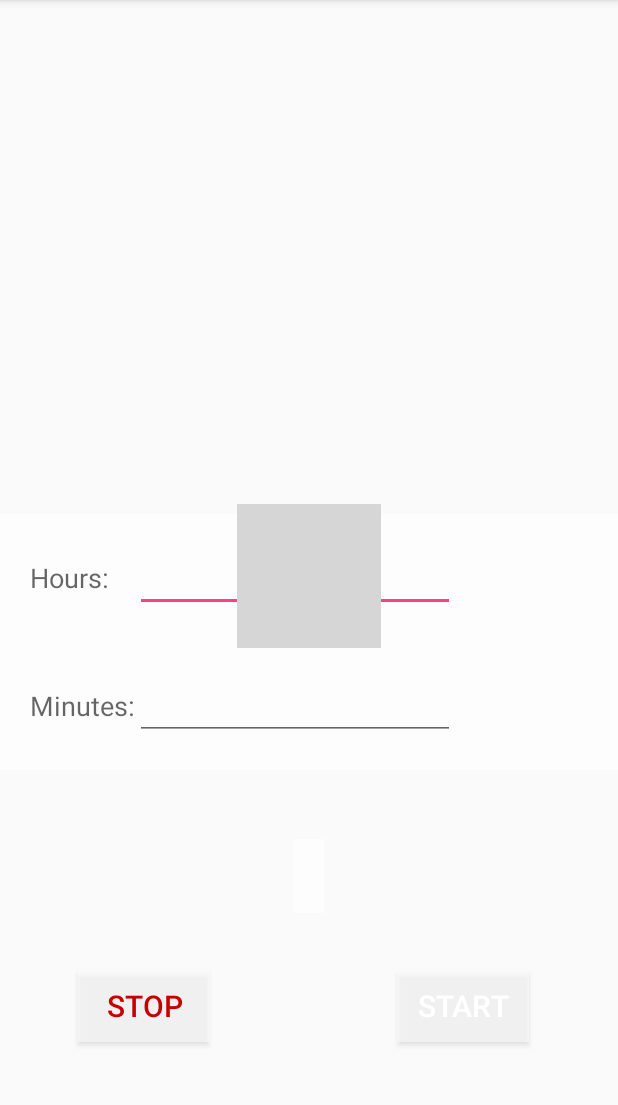
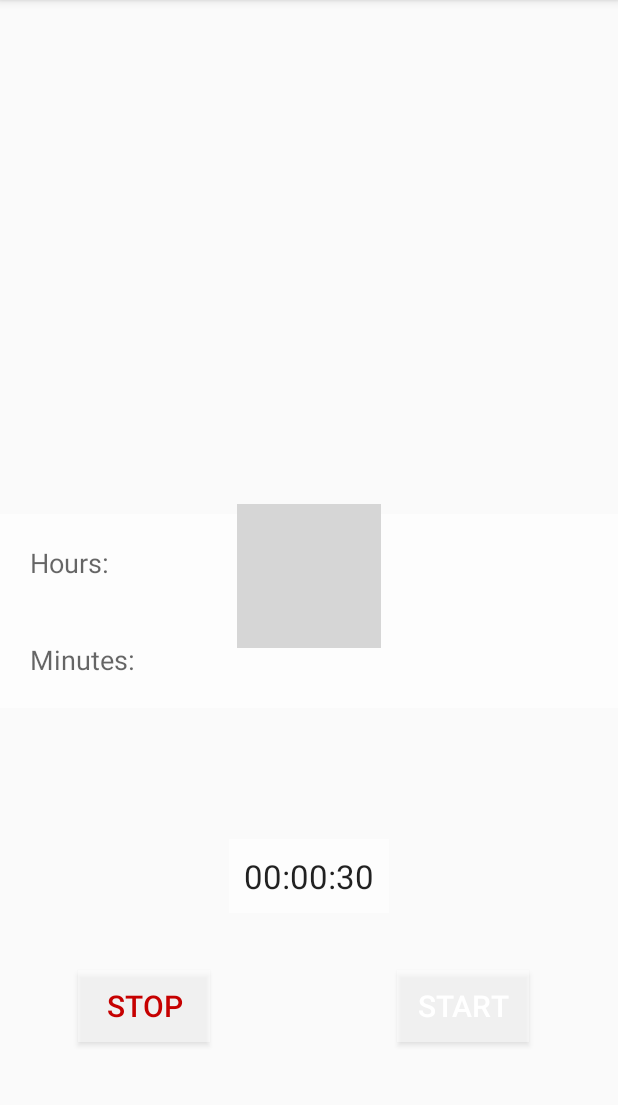
Before and after one commit to caoimheharvey/Assignment3, an Android app: the Timer screen opened directly, with no data from a screen before it, on a phone screen of 412 x 824 dp, the part 84-1189 px from its top. Run offline under Robolectric (Android 15) with nearby library versions, the light colour scheme and no system bars; grey boxes are pictures that could not be loaded.

Commit message:
Undid previous commit due to parsing error

```diff
--- a/app/src/main/java/dit/assignment3/Timer.java
+++ b/app/src/main/java/dit/assignment3/Timer.java
@@ -9,10 +9,6 @@ import android.widget.Button;
 import android.widget.EditText;
 import android.widget.TextView;
 
-import com.google.android.gms.appindexing.Action;
-import com.google.android.gms.appindexing.AppIndex;
-import com.google.android.gms.common.api.GoogleApiClient;
-
 import java.sql.Time;
 import java.util.concurrent.TimeUnit;
 
@@ -21,7 +17,6 @@ public class Timer extends AppCompatActivity {
     EditText hoursIn, minIn;
     Button start, stop;
     TextView textViewTime;
-    int minutes;
 
     @Override
     protected void onCreate(Bundle savedInstanceState) {
@@ -29,16 +24,15 @@ public class Timer extends AppCompatActivity {
         setContentView(R.layout.activity_timer);
 
         //initiallizing declared variables
-        hoursIn = (EditText) findViewById(R.id.hoursET);
-        minIn = (EditText) findViewById(R.id.minET);
+       // hoursIn = (EditText) findViewById(R.id.hoursET);
+        //minIn = (EditText) findViewById(R.id.minET);
         start = (Button) findViewById(R.id.startButton);
         stop = (Button) findViewById(R.id.stopButton);
         textViewTime = (TextView) findViewById(R.id.timeDisp);
 
 
-        minutes = Integer.parseInt(String.valueOf(minIn)) * 1000;
 
-        textViewTime.setText("00:%02d:00", minIn);
+        textViewTime.setText("00:00:30");
 
         final CounterClass timer = new CounterClass(30000, 1000);
         start.setOnClickListener(new View.OnClickListener() {
@@ -57,53 +51,11 @@ public class Timer extends AppCompatActivity {
         });
 
 
-        // ATTENTION: This was auto-generated to implement the App Indexing API.
-        // See https://g.co/AppIndexing/AndroidStudio for more information.
-        //client = new GoogleApiClient.Builder(this).addApi(AppIndex.API).build();
 
     }
 
 
-    //@Override
-    /*public void onStart() {
-        super.onStart();
 
-        // ATTENTION: This was auto-generated to implement the App Indexing API.
-        // See https://g.co/AppIndexing/AndroidStudio for more information.
-        client.connect();
-        Action viewAction = Action.newAction(
-                Action.TYPE_VIEW, // TODO: choose an action type.
-                "Timer", // TODO: Define a title for the content shown.
-                // TODO: If you have web page content that matches this app activity's content,
-                // make sure this auto-generated web page URL is correct.
-                // Otherwise, set the URL to null.
-                Uri.parse("http://host/path"),
-                // TODO: Make sure this auto-generated app deep link URI is correct.
-                Uri.parse("android-app://dit.assignment3/http/host/path")
-        );
-        AppIndex.AppIndexApi.start(client, viewAction);
-    }
-
-    @Override
-    public void onStop() {
-        super.onStop();
-
-        // ATTENTION: This was auto-generated to implement the App Indexing API.
-        // See https://g.co/AppIndexing/AndroidStudio for more information.
-        Action viewAction = Action.newAction(
-                Action.TYPE_VIEW, // TODO: choose an action type.
-                "Timer Page", // TODO: Define a title for the content shown.
-                // TODO: If you have web page content that matches this app activity's content,
-                // make sure this auto-generated web page URL is correct.
-                // Otherwise, set the URL to null.
-                Uri.parse("http://host/path"),
-                // TODO: Make sure this auto-generated app deep link URI is correct.
-                Uri.parse("android-app://dit.assignment3/http/host/path")
-        );
-        AppIndex.AppIndexApi.end(client, viewAction);
-        client.disconnect();
-    }
-*/
     public class CounterClass extends CountDownTimer {
 
         /**
--- a/app/src/main/res/layout/activity_timer.xml
+++ b/app/src/main/res/layout/activity_timer.xml
@@ -65,14 +65,6 @@
                 android:id="@+id/hoursLabel"
                 android:layout_column="0" />
 
-            <EditText
-                android:layout_width="wrap_content"
-                android:layout_height="wrap_content"
-                android:inputType="number"
-                android:ems="10"
-                android:id="@+id/hoursET"
-                android:layout_column="1" />
-
         </TableRow>
 
 
@@ -91,12 +83,6 @@
                 android:id="@+id/minutesLabel"
                 android:layout_column="0" />
 
-            <EditText
-                android:layout_width="wrap_content"
-                android:layout_height="wrap_content"
-                android:id="@+id/minET"
-                android:layout_column="1" />
-
         </TableRow>
 
     </TableLayout>
```
